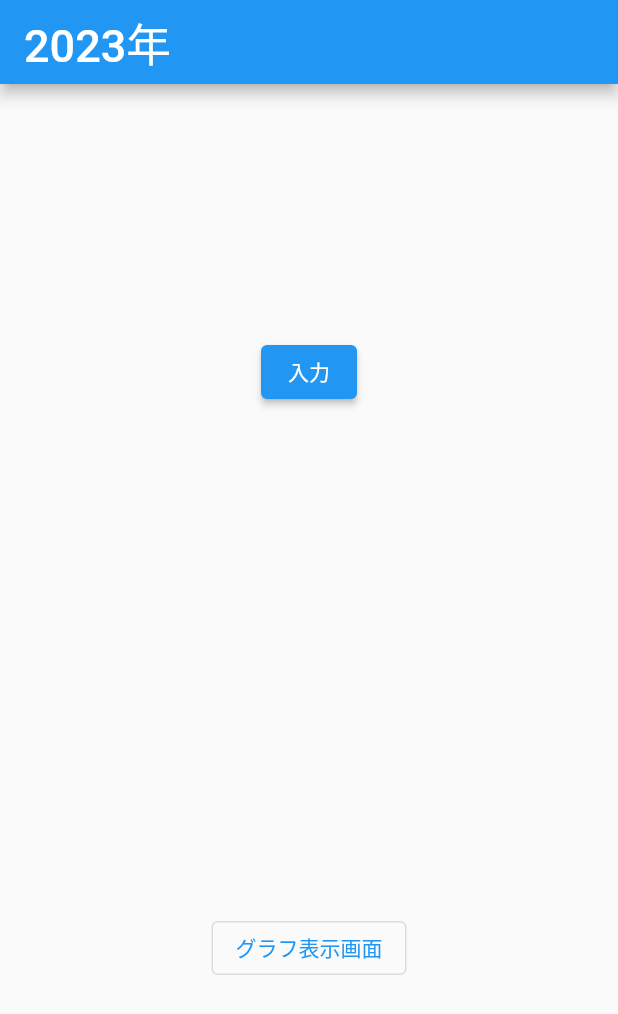
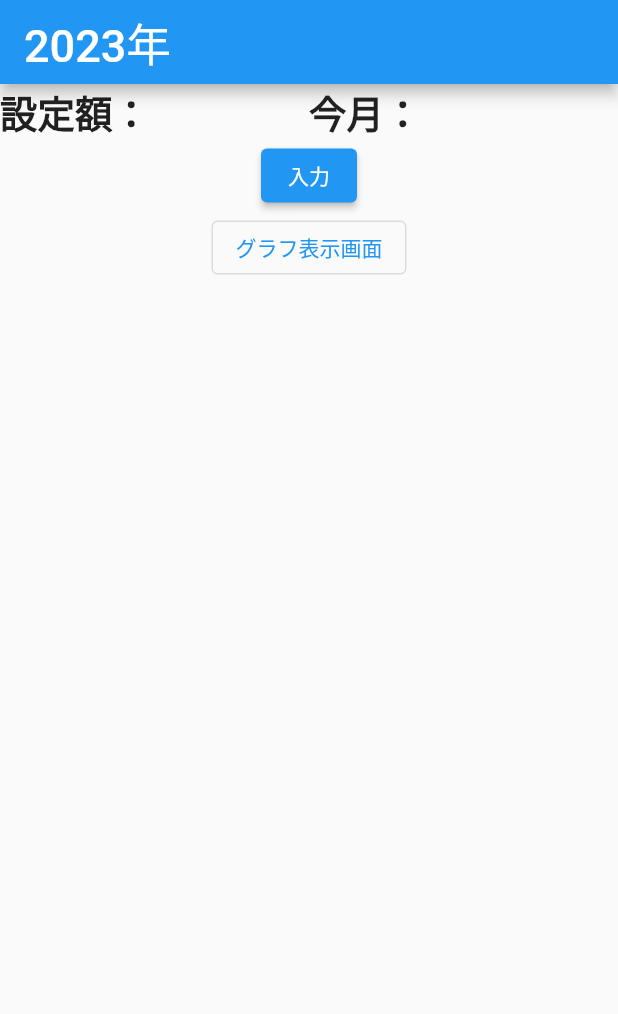
Before and after one commit to Y-h57/flutter01, a Flutter app: the screen it shows after launch, on a phone screen of 412 x 824 dp. Shown: the top 1014 px of the screen. Run offline on Flutter 3.47's test engine with Material 2 defaults, Android fonts, the phone set to English and light mode, and no system bars.

Commit message:
一覧画面の設定額と今月の支出額のテキスト追加

```diff
--- a/lib/main.dart
+++ b/lib/main.dart
@@ -34,8 +34,23 @@ class ListPage extends StatelessWidget {
 
         body: Center(
           child: Column(
-            mainAxisAlignment: MainAxisAlignment.spaceAround,
             children:<Widget>[
+              Row(
+                children: <Widget>[
+                  Expanded(
+                    child: Container(
+                      child: Text('設定額：',style: TextStyle(fontSize: 25, fontWeight: FontWeight.bold)),
+                    ),
+                  ),
+
+                  Expanded(
+                    child: Container(
+                      child: Text('今月：',style: TextStyle(fontSize: 25, fontWeight: FontWeight.bold)),
+                    ),
+                  ),
+                ],
+              ),
+
               ElevatedButton(
                 onPressed: (){
                   // "push"で新規画面に遷移
@@ -97,7 +112,6 @@ class _InputPageState extends State<InputPage> {
               ],
             ),
           ),
-
 
           Card(
             child: Row(
```
